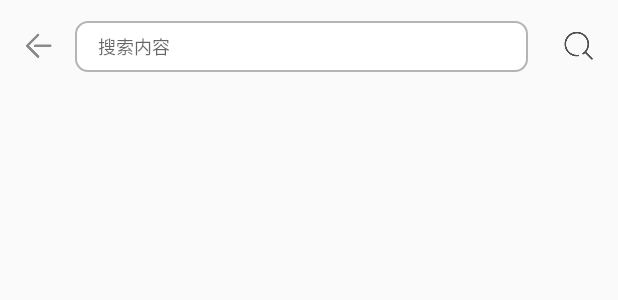
After one commit to wanwantang0220/Android-Demo, an Android app: the layout activity_search_view_second.xml on its own in the app's theme, with its tools: preview values and no code run, on a phone screen of 412 x 824 dp. The commit adds this screen. Shown: the top 300 px of the screen. Run offline under Robolectric (Android 15) with nearby library versions, the phone set to English and light mode, and no system bars.

Commit message:
commit  搜索框

```diff
--- a/app/src/main/java/com/example/windowstatusbar/MainActivity.java
+++ b/app/src/main/java/com/example/windowstatusbar/MainActivity.java
@@ -106,6 +106,7 @@ public class MainActivity extends AppCompatActivity {
     }
 
     private void initRecyle() {
+        mList.add(AppConstant.LIST_TITLE25);
         mList.add(AppConstant.LIST_TITLE24);
         mList.add(AppConstant.LIST_TITLE23);
         mList.add(AppConstant.LIST_TITLE22);
--- a/app/src/main/java/com/example/windowstatusbar/RecyclemAdapter.java
+++ b/app/src/main/java/com/example/windowstatusbar/RecyclemAdapter.java
@@ -12,6 +12,7 @@ import android.widget.TextView;
 import com.example.windowstatusbar.activity.CollapsingToolbarActivity;
 import com.example.windowstatusbar.activity.PopupActivity;
 import com.example.windowstatusbar.activity.RecyclerViewIndicatorActivity;
+import com.example.windowstatusbar.activity.SearchViewActivity;
 import com.example.windowstatusbar.activity.SeekBarActivity;
 import com.example.windowstatusbar.activity.ShareElementActivity;
 import com.example.windowstatusbar.activity.ShareSdkActivity;
@@ -109,6 +110,8 @@ public class RecyclemAdapter extends RecyclerView.Adapter<RecyclemAdapter.ComVie
                     mContext.startActivity(new Intent(mContext, CollapsingToolbarActivity.class));
                 } else if (title.equals(AppConstant.LIST_TITLE24)) {
                     mContext.startActivity(new Intent(mContext, RecyclerViewIndicatorActivity.class));
+                } else if (title.equals(AppConstant.LIST_TITLE25)) {
+                    mContext.startActivity(new Intent(mContext, SearchViewActivity.class));
                 }
             }
         });
--- a/app/src/main/java/com/example/windowstatusbar/util/AppConstant.java
+++ b/app/src/main/java/com/example/windowstatusbar/util/AppConstant.java
@@ -25,8 +25,8 @@ public class AppConstant {
     public static final String LIST_TITLE21 = "带粘性的recycleview  ,一级标题悬浮";
     public static final String LIST_TITLE22 = "TapBarMenu";
 
-
     public static final String LIST_TITLE23 = "沉浸式状态栏 ，CollapsingToolbarLayout 状态栏颜色";
     public static final String LIST_TITLE24 = "RecyclerView 加滚动条";
+    public static final String LIST_TITLE25 = "Search View 搜索";
 
 }
--- /dev/null
+++ b/app/src/main/res/drawable/shape_white_bg.xml
@@ -0,0 +1,9 @@
+<?xml version="1.0" encoding="utf-8"?>
+<shape xmlns:android="http://schemas.android.com/apk/res/android"
+    android:shape="rectangle">
+    <solid android:color="#FFFFFF" />
+    <corners android:radius="8dp" />
+    <stroke
+        android:width="1dp"
+        android:color="@color/color_gray" />
+</shape>
--- /dev/null
+++ b/app/src/main/res/layout/activity_search_view_second.xml
@@ -0,0 +1,56 @@
+<?xml version="1.0" encoding="utf-8"?>
+<LinearLayout xmlns:android="http://schemas.android.com/apk/res/android"
+    xmlns:app="http://schemas.android.com/apk/res-auto"
+    xmlns:tools="http://schemas.android.com/tools"
+    android:layout_width="match_parent"
+    android:layout_height="match_parent"
+    tools:context=".activity.SearchViewActivity">
+
+    <RelativeLayout
+        android:layout_width="match_parent"
+        android:layout_height="wrap_content"
+        android:orientation="horizontal">
+
+        <ImageView
+            android:id="@+id/iv_second_back"
+            android:layout_width="wrap_content"
+            android:layout_height="wrap_content"
+            android:layout_centerVertical="true"
+            android:layout_marginTop="10dp"
+            android:padding="15dp"
+            android:src="@mipmap/icon_back_gray"
+            android:transitionName="searchShareImg"
+            tools:ignore="ContentDescription" />
+
+        <EditText
+            android:id="@+id/et_search"
+            android:layout_width="match_parent"
+            android:layout_height="wrap_content"
+            android:layout_centerVertical="true"
+            android:layout_marginStart="50dp"
+            android:layout_marginEnd="60dp"
+            android:background="@drawable/shape_white_bg"
+            android:hint="搜索内容"
+            android:maxLines="1"
+            android:paddingStart="15dp"
+            android:paddingTop="8dp"
+            android:paddingEnd="15dp"
+            android:paddingBottom="8dp"
+            android:textSize="12sp" />
+
+        <ImageView
+            android:id="@+id/iv_second_search"
+            android:layout_width="wrap_content"
+            android:layout_height="wrap_content"
+            android:layout_alignParentEnd="true"
+            android:layout_centerVertical="true"
+            android:layout_marginTop="10dp"
+            android:padding="15dp"
+            android:src="@mipmap/icon_search"
+            android:transitionName="searchShareImg"
+            tools:ignore="ContentDescription" />
+
+    </RelativeLayout>
+
+
+</LinearLayout>
```
Also changed, not shown: app/src/main/AndroidManifest.xml (+7 -1 lines), app/src/main/java/com/example/windowstatusbar/activity/SearchViewActivity.java (added, +30 -0 lines), app/src/main/java/com/example/windowstatusbar/activity/SearchViewSecondActivity.java (added, +38 -0 lines), app/src/main/res/layout/activity_search_view.xml (added, +27 -0 lines), app/src/main/res/values/styles.xml (+9 -22 lines), app/src/main/res/mipmap-xxhdpi/icon_back.png (added), app/src/main/res/mipmap-xxhdpi/icon_back_gray.png (added), app/src/main/res/mipmap-xxhdpi/icon_search.png (added), app/src/main/res/mipmap-xxhdpi/icon_search02.png (added), app/src/main/res/mipmap-xxhdpi/icon_search_big.png (added).
